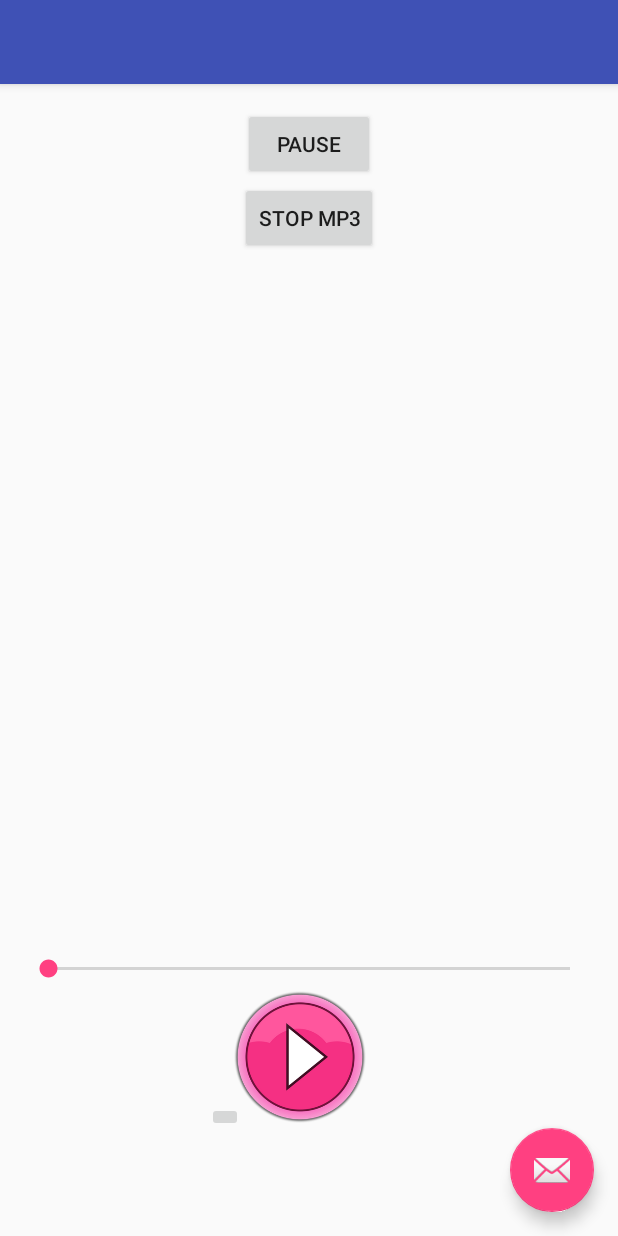
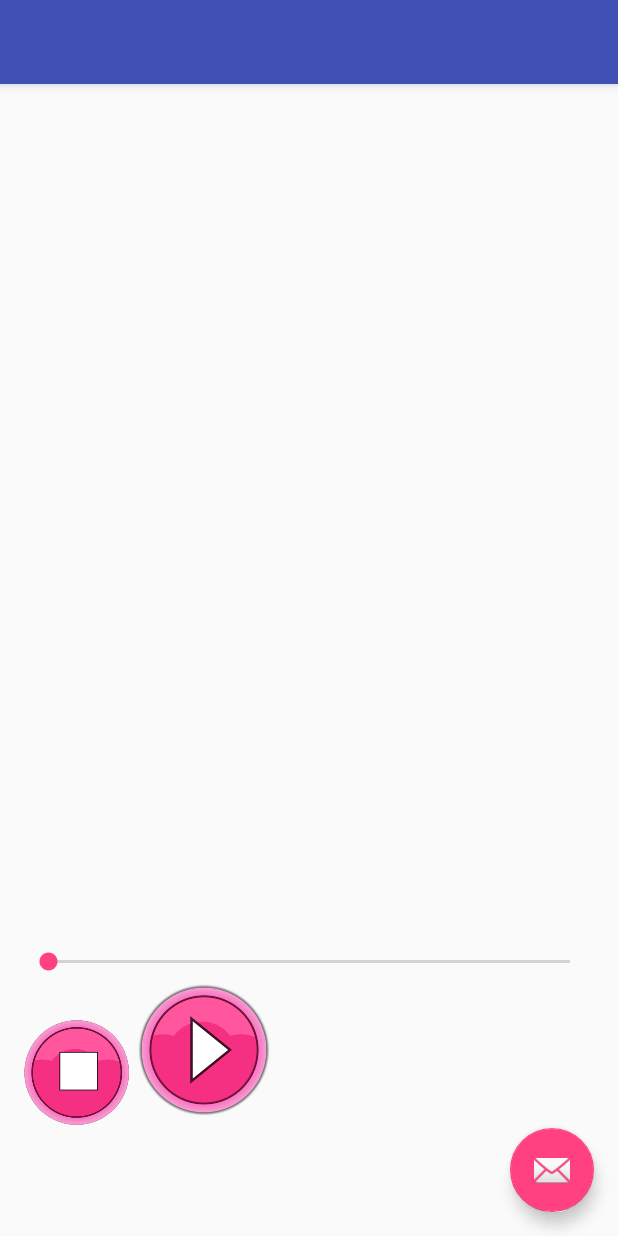
Before and after one commit to ruforavishnu/Cute-MP3-Player, an Android app: the screen it shows after launch (MediaPlayerActivity), on a phone screen of 412 x 824 dp. Run offline under Robolectric (Android 15) with nearby library versions, the phone set to English and light mode, and no system bars.

Commit message:
image added for stop button

```diff
--- a/app/src/main/res/layout/content_media_player.xml
+++ b/app/src/main/res/layout/content_media_player.xml
@@ -12,15 +12,6 @@
     tools:context="com.efgh.cutemp3player.MediaPlayerActivity"
     tools:showIn="@layout/activity_media_player">
 
-    <Button
-        android:layout_width="wrap_content"
-        android:layout_height="wrap_content"
-        android:text="Stop MP3"
-        android:id="@+id/button2"
-        android:layout_marginTop="49dp"
-        android:onClick="stopButton"
-        android:layout_centerHorizontal="true" />
-
     <SeekBar
         android:layout_width="match_parent"
         android:layout_height="wrap_content"
@@ -29,13 +20,16 @@
         android:layout_alignParentLeft="true"
         android:layout_alignParentStart="true" />
 
-    <Button
-        android:layout_width="wrap_content"
-        android:layout_height="wrap_content"
-        android:text="Pause"
-        android:id="@+id/button3"
-        android:layout_centerHorizontal="true"
-        android:onClick="pauseButton" />
+    <ImageButton
+        android:layout_width="70dp"
+        android:layout_height="70dp"
+        android:id="@+id/imageButton"
+        android:src="@drawable/stop"
+        android:scaleType="fitXY"
+        android:background="@null"
+        android:layout_alignBottom="@+id/playButton"
+        android:layout_alignParentStart="true"
+        android:onClick="stopButton" />
 
     <ImageButton
         android:layout_width="100dp"
@@ -44,18 +38,10 @@
         android:src="@drawable/play"
         android:scaleType="fitXY"
         android:onClick="playButton"
-        android:layout_marginBottom="53dp"
+        android:layout_marginBottom="58dp"
+        android:background="@null"
         android:layout_alignParentBottom="true"
-        android:layout_alignRight="@+id/button3"
-        android:layout_alignEnd="@+id/button3"
-        android:background="@null" />
-
-    <ImageButton
-        android:layout_width="wrap_content"
-        android:layout_height="wrap_content"
-        android:id="@+id/imageButton"
-        android:layout_alignBottom="@+id/playButton"
-        android:layout_toLeftOf="@+id/button3"
-        android:layout_toStartOf="@+id/button3" />
+        android:layout_toRightOf="@+id/imageButton"
+        android:layout_toEndOf="@+id/imageButton" />
 
 </RelativeLayout>
```
Also changed, not shown: app/src/main/res/drawable/resized/stop.png (added), app/src/main/res/drawable/stop.png (added).
